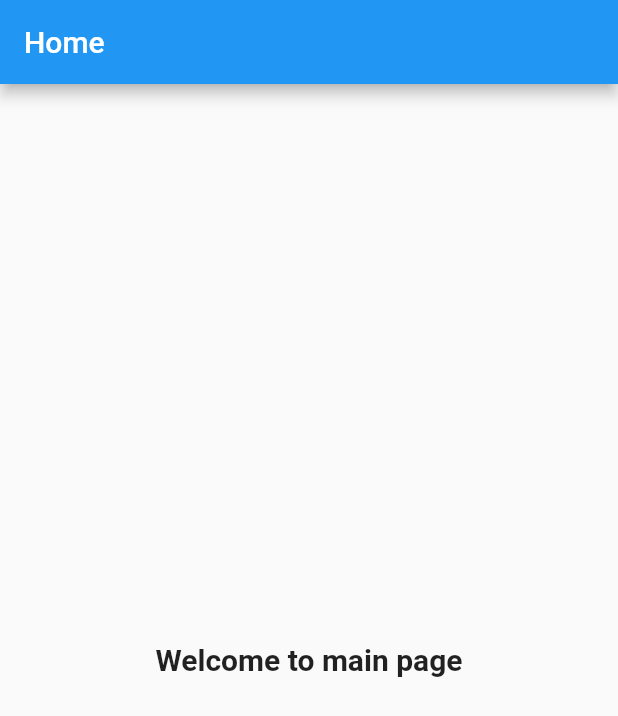
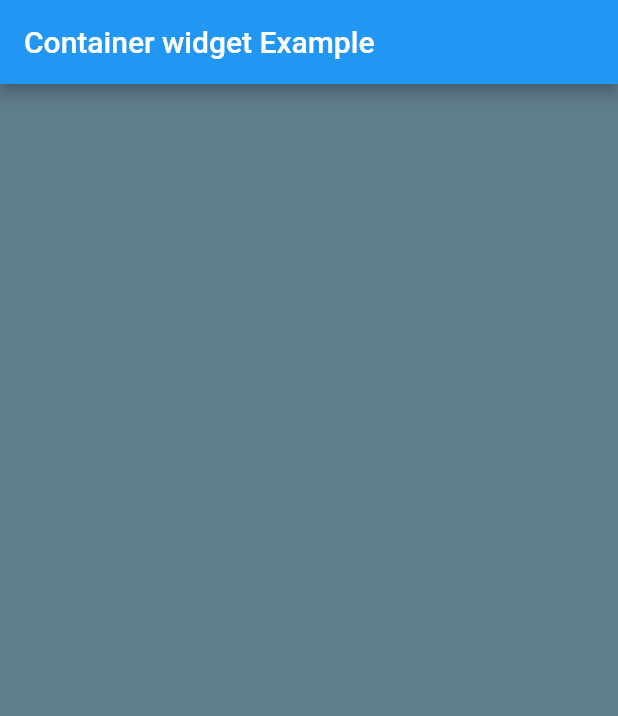
Before and after one commit to nii-ne/myapp, a Flutter app: the screen it shows after launch, on a phone screen of 412 x 824 dp. Shown: the top 716 px of the screen. Run offline on Flutter 3.47's test engine with Material 2 defaults, Android fonts, the phone set to English and light mode, and no system bars.

Commit message:
set container background

```diff
--- a/lib/main.dart
+++ b/lib/main.dart
@@ -6,20 +6,12 @@ class MyApp extends StatelessWidget {
   @override
   Widget build(BuildContext context) {
     return MaterialApp(
-      title: 'Basic Flutter',
+      title: "Container widget",
       home: Scaffold(
         appBar: AppBar(
-          title: Text("Home"),
+          title: Text("Container widget Example"),
         ),
-        body: Center(
-          child: Text(
-            "Welcome to main page",
-            style: TextStyle(fontWeight: FontWeight.bold, fontSize: 20),
-          ),
-        ),
-      ),
-      theme: ThemeData(
-        primarySwatch: Colors.blue,
+        body: Container(color: Colors.blueGrey, ),
       ),
     );
   }
```
